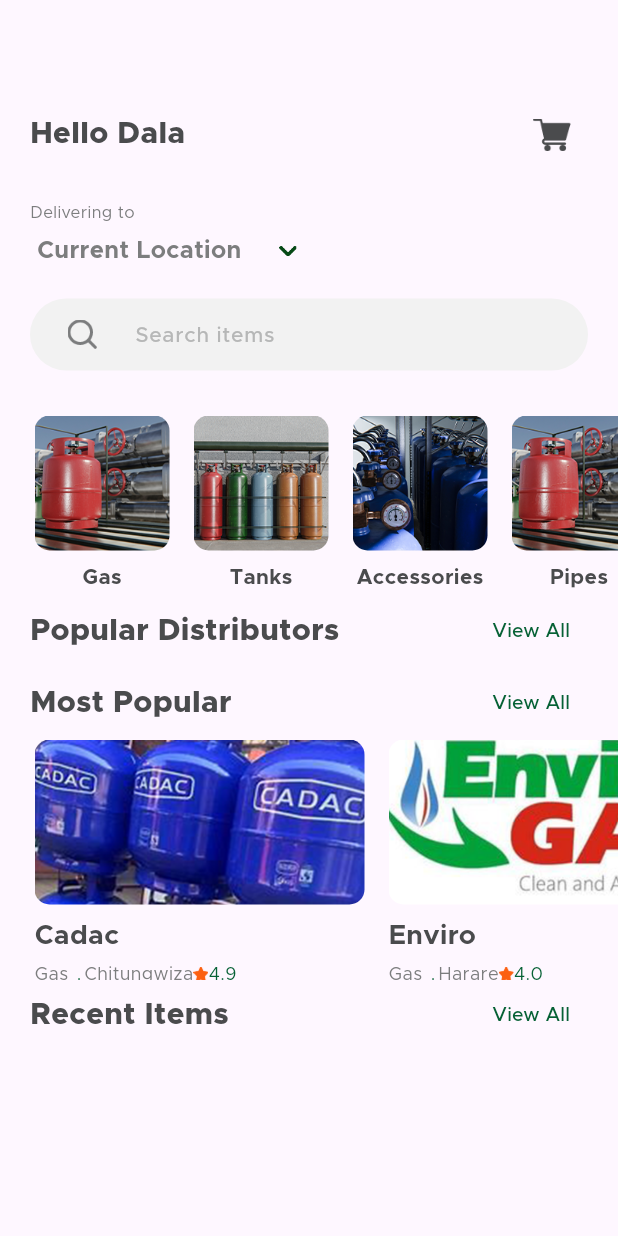
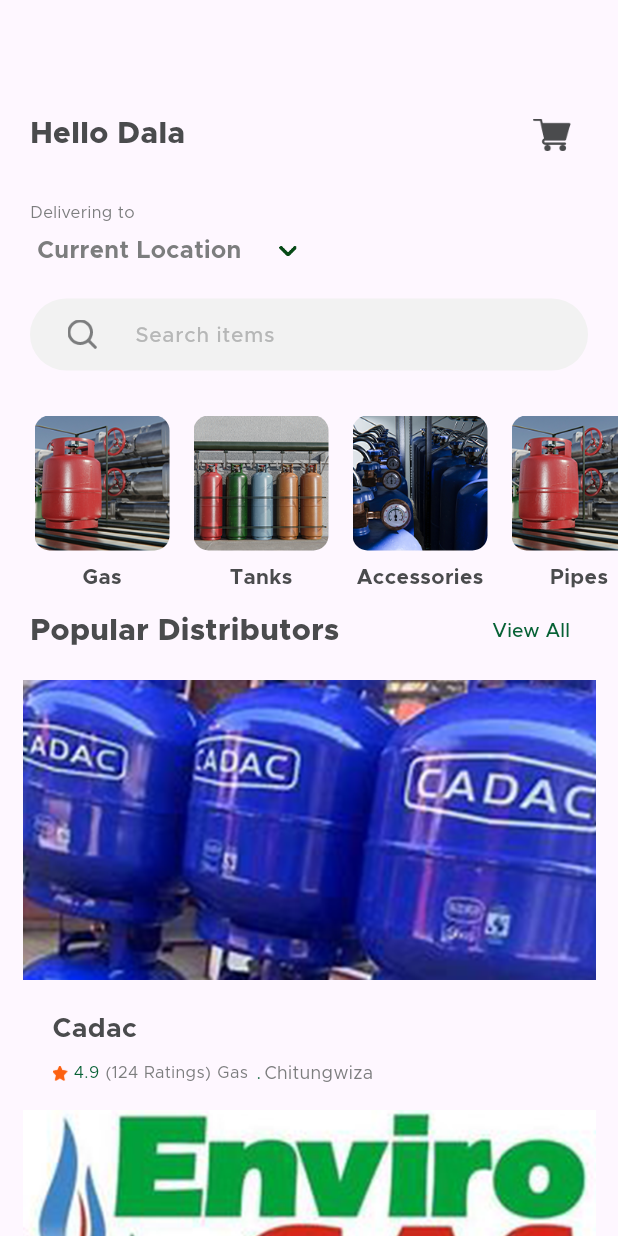
Before and after one commit to takudzwachitsungo/cicosy-app, a Flutter app: the HomeView screen opened directly, on a phone screen of 412 x 824 dp. Run offline on Flutter 3.47's test engine with Material 3 defaults, Android fonts, the phone set to English and light mode, and no system bars; missing offline and left inert: otp_pin_field.

Commit message:
another one

```diff
--- a/lib/common_widget/category_cell.dart
+++ b/lib/common_widget/category_cell.dart
@@ -42,6 +42,6 @@ class CategoryCell extends StatelessWidget {
                           ],
                         ),
                       ),
-                    );;
+                    );
   }
 }
--- a/lib/common_widget/most_popular_cell.dart
+++ b/lib/common_widget/most_popular_cell.dart
@@ -3,10 +3,10 @@ import 'package:flutter/material.dart';
 
 class MostPopularCell extends StatelessWidget {
 
-  final Map cObj;
+  final Map mObj;
   final VoidCallback onTap;
 
-  const MostPopularCell({super.key, required this.cObj, required this.onTap});
+  const MostPopularCell({super.key, required this.mObj, required this.onTap});
 
   @override
   Widget build(BuildContext context) {
@@ -20,7 +20,7 @@ class MostPopularCell extends StatelessWidget {
                             ClipRRect(
                               borderRadius: BorderRadius.circular(10),
                               child: Image.asset(
-                                                      cObj["image"].toString(),
+                                                      mObj["image"].toString(),
                                                       width: 220,
                                                       height: 110,
                                                       fit: BoxFit.cover,
@@ -32,7 +32,7 @@ class MostPopularCell extends StatelessWidget {
                               ),
 
                       Text(
-                        cObj["name"],
+                        mObj["name"],
                         textAlign: TextAlign.center,
                         style: TextStyle(
                         color: TColor.primaryText,
@@ -49,7 +49,7 @@ class MostPopularCell extends StatelessWidget {
                         mainAxisAlignment: MainAxisAlignment.start,
                         children: [
                           Text(
-                            cObj["type"],
+                            mObj["type"],
                             textAlign: TextAlign.center,
                             style: TextStyle(
                             color: TColor.secondaryText,
@@ -68,13 +68,19 @@ class MostPopularCell extends StatelessWidget {
                             ),
 
                             Text(
-                            cObj["location"],
+                            mObj["location"],
                             textAlign: TextAlign.center,
                             style: TextStyle(
                             color: TColor.secondaryText,
                             fontSize: 12,
                             ),
                             ),
+
+
+                                     const SizedBox(
+                                      width: 8,
+                                      ),
+
 
                             Image.asset(
                                                       "assets/img/rate.png",
@@ -83,8 +89,14 @@ class MostPopularCell extends StatelessWidget {
                                                       fit: BoxFit.cover,
                                                       ),
 
+
+                                     const SizedBox(
+                                      width: 4,
+                                      ),
+
+
                              Text(
-                            cObj["rate"],
+                            mObj["rate"],
                             textAlign: TextAlign.center,
                             style: TextStyle(
                             color: TColor.primary,
--- /dev/null
+++ b/lib/common_widget/popular_distributors_row.dart
@@ -0,0 +1,146 @@
+import 'package:cicosy/common/color_extension.dart';
+import 'package:flutter/material.dart';
+import 'package:flutter/widgets.dart';
+
+class PopularDistributorsRow extends StatelessWidget {
+
+  final Map pObj;
+  final VoidCallback onTap;
+
+  const PopularDistributorsRow({super.key, required this.pObj, required this.onTap});
+
+  @override
+  Widget build(BuildContext context) {
+    return Container(
+                      margin: const EdgeInsets.symmetric(vertical: 8),
+                      child: InkWell(
+                        onTap: onTap,
+                        child: Column(
+                          crossAxisAlignment: CrossAxisAlignment.start,
+                          children: [
+                          Image.asset(
+                                   pObj["image"].toString(),
+                                   width: double.maxFinite,
+                                   height: 200,
+                                   fit: BoxFit.cover,
+                                     ),
+
+                                   const SizedBox(
+                                    width: 8,
+                                    ),
+
+                                     const SizedBox(
+                                      height: 12,
+                                      ),
+
+                            Padding(
+                              padding: const EdgeInsets.symmetric(horizontal: 20),
+                              child: Column(
+                                  crossAxisAlignment: CrossAxisAlignment.start ,
+                                  children: [
+
+                                    const SizedBox(
+                                      height: 8,
+                                      ),
+
+                                                      Text(
+                                pObj["name"],
+                                textAlign: TextAlign.center,
+                                style: TextStyle(
+                                color: TColor.primaryText,
+                                fontSize: 18,
+                                fontWeight: FontWeight.w700),
+                                ),
+
+                                const SizedBox(
+                                      height: 8,
+                                      ),
+
+
+                                Row(
+                                mainAxisAlignment: MainAxisAlignment.start,
+                                children: [
+                                  Image.asset(
+                                       "assets/img/rate.png",
+                                        width: 10,
+                                        height: 10,
+                                        fit: BoxFit.cover,
+                                          ),
+
+
+                                     const SizedBox(
+                                      width: 4,
+                                      ),
+
+
+                                     Text(
+                                    pObj["rate"],
+                                    textAlign: TextAlign.center,
+                                    style: TextStyle(
+                                    color: TColor.primary,
+                                    fontSize: 11,
+                                    ),
+                                    ),
+
+                                     const SizedBox(
+                                      width: 4,
+                                      ),
+
+                                     Text(
+                                   "(${pObj["rating"]} Ratings)",
+                                    textAlign: TextAlign.center,
+                                    style: TextStyle(
+                                    color: TColor.secondaryText,
+                                    fontSize: 11,
+                                    ),
+                                    ),
+
+
+                                     const SizedBox(
+                                      width: 4,
+                                      ),
+
+
+                                  Text(
+                                    pObj["type"],
+                                    textAlign: TextAlign.center,
+                                    style: TextStyle(
+                                    color: TColor.secondaryText,
+                                    fontSize: 11,
+                                    ),
+                                    ),
+
+
+                                     Text(
+                                    " . ",
+                                    textAlign: TextAlign.center,
+                                    style: TextStyle(
+                                    color: TColor.primary,
+                                    fontSize: 12,
+                                    ),
+                                    ),
+
+                                    Text(
+                                    pObj["location"],
+                                    textAlign: TextAlign.center,
+                                    style: TextStyle(
+                                    color: TColor.secondaryText,
+                                    fontSize: 12,
+                                    ),
+                                    ),
+
+                                ],
+                                   ),
+
+
+
+                                  ],
+                                ),
+                            ),
+
+                          ],
+                        ),
+                      ),
+                    );
+  }
+}
--- a/lib/view/home/home_view.dart
+++ b/lib/view/home/home_view.dart
@@ -1,6 +1,8 @@
 import 'package:cicosy/common/color_extension.dart';
 import 'package:cicosy/common_widget/category_cell.dart';
 import 'package:cicosy/common_widget/most_popular_cell.dart';
+import 'package:cicosy/common_widget/popular_distributors_row.dart';
+import 'package:cicosy/common_widget/recent_item_row.dart';
 import 'package:cicosy/common_widget/round_textfield.dart';
 import 'package:cicosy/common_widget/view_all_title_row.dart';
 import 'package:flutter/material.dart';
@@ -233,6 +235,19 @@ class _HomeViewState extends State<HomeView> {
                 } ,)
               ),
 
+               ListView.builder(
+                    physics: const NeverScrollableScrollPhysics(),
+                    shrinkWrap: true,
+                    padding: const EdgeInsets.symmetric(horizontal: 15),
+                    itemCount: popArr.length,
+                    itemBuilder: ((context, index) {
+                      var pObj = popArr[index] as Map? ??{};
+                    return PopularDistributorsRow(
+                      pObj: pObj,
+                      onTap:() {} ,
+                      );
+                  })),
+
                 Padding(
                 padding: const EdgeInsets.symmetric(horizontal: 20),
                 child:
@@ -241,8 +256,9 @@ class _HomeViewState extends State<HomeView> {
                 } ,)
               ),
 
+
                  SizedBox(
-                  height: 160,
+                  height: 180,
                   child: ListView.builder(
                     scrollDirection: Axis.horizontal,
                     padding: const EdgeInsets.symmetric(horizontal: 15),
@@ -250,7 +266,7 @@ class _HomeViewState extends State<HomeView> {
                     itemBuilder: ((context, index) {
                       var mObj = popArr[index] as Map? ??{};
                     return MostPopularCell(
-                      cObj: mObj,
+                      mObj: mObj,
                       onTap:() {} ,
                       );
                   })),
@@ -263,6 +279,19 @@ class _HomeViewState extends State<HomeView> {
 
                 } ,)
               ),
+
+              ListView.builder(
+                    physics: const NeverScrollableScrollPhysics(),
+                    shrinkWrap: true,
+                    padding: const EdgeInsets.symmetric(horizontal: 15),
+                    itemCount: recentArr.length,
+                    itemBuilder: ((context, index) {
+                      var mObj = recentArr[index] as Map? ??{};
+                    return RecentItemRow(
+                      rObj: mObj,
+                      onTap:() {} ,
+                      );
+                  })),
             ],
             ),
           ),
```
Also changed, not shown: lib/common_widget/recent_item_row.dart (added, +147 -0 lines), lib/menu/menu_view.dart (added, +82 -0 lines), assets/img/item_1.png, assets/img/item_2.png, assets/img/item_3.png.
